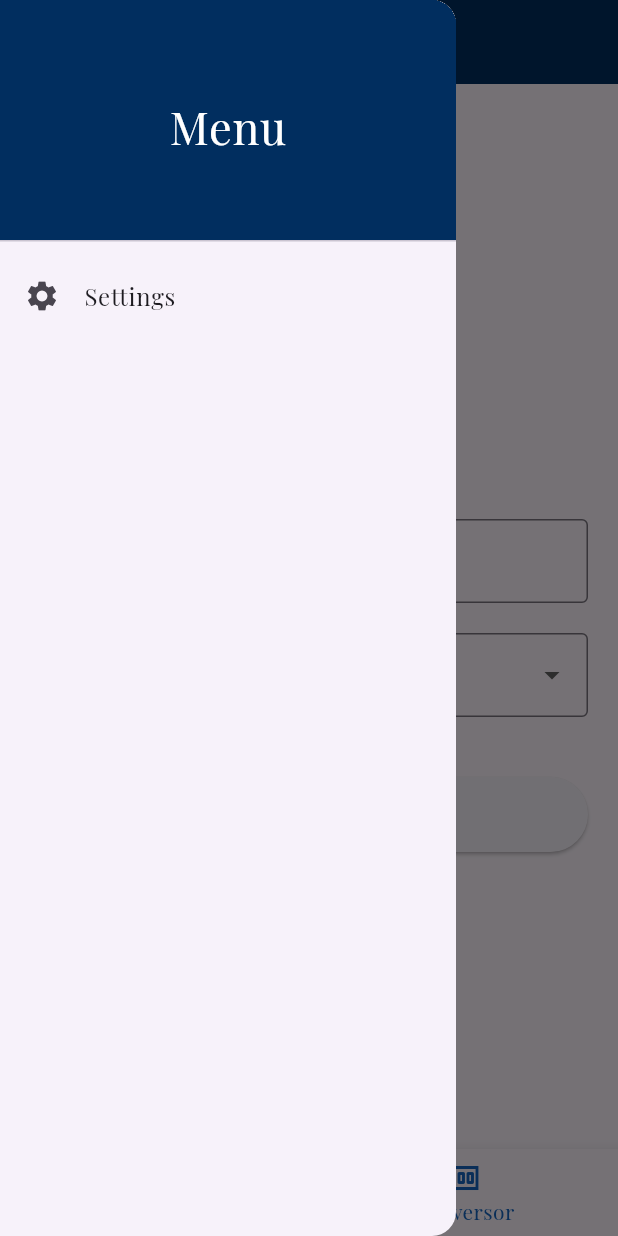
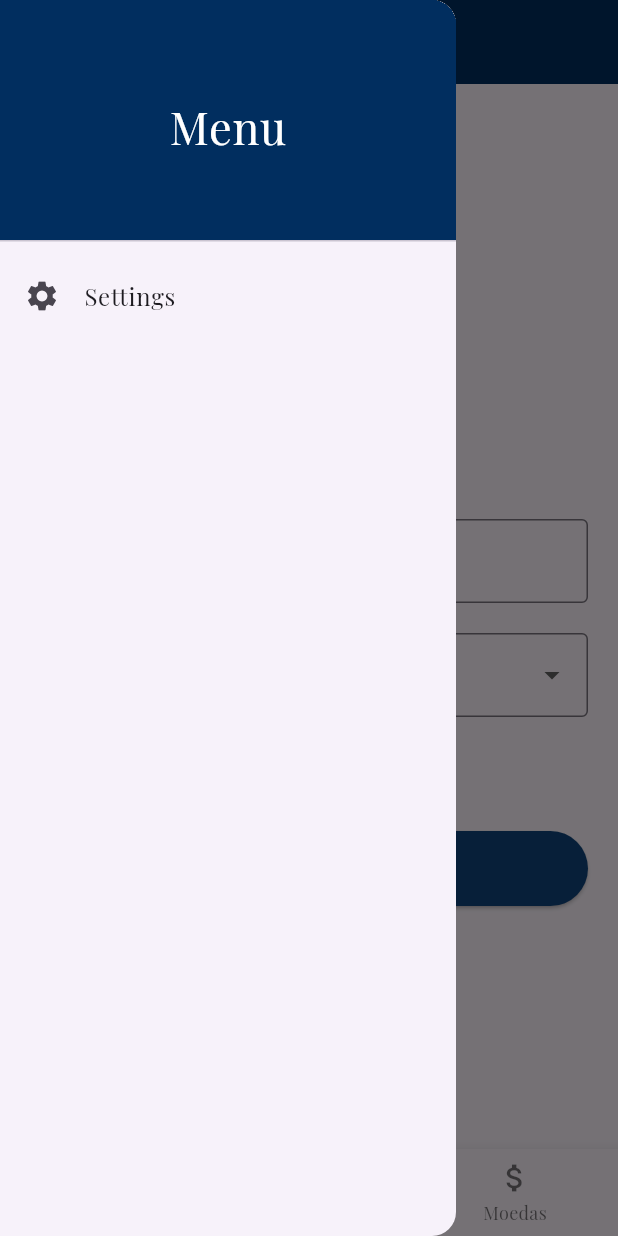
Before and after one commit to jonascsaraiva/Apk_Bank, a Flutter app: the HomePage screen opened by its route, item 2 of the bottom bar chosen, in the side drawer, after a tap on "Converter", on a phone screen of 412 x 824 dp. Run offline on Flutter 3.47's test engine with Material 3 defaults, Android fonts, the phone set to English and light mode, and no system bars; project files that could hold a hidden picture were left out.

Commit message:
'V_0.01'

```diff
--- a/lib/app_widget.dart
+++ b/lib/app_widget.dart
@@ -1,4 +1,5 @@
 import 'package:flutter/material.dart';
+import 'package:teste_1/list_pages.dart/moedas_page.dart';
 import 'package:teste_1/settings.dart';
 import 'package:teste_1/home_page.dart';
 import 'package:teste_1/login_page.dart';
@@ -20,6 +21,8 @@ class AppWidget extends StatelessWidget {
       valueListenable: themeNotifier,
       builder: (context, currentMode, child) {
         return MaterialApp(
+          title: 'AppBank',
+          debugShowCheckedModeBanner: false,
           theme: ThemeData(
             brightness: Brightness.light,
             iconTheme: IconThemeData(color: Colors.white),
@@ -38,6 +41,7 @@ class AppWidget extends StatelessWidget {
             '/settings': (context) => const Settings(),
             '/contador': (context) => const ContadorPage(),
             '/conversor': (context) => const ConversorPage(),
+            '/moedas_page': (context) => MoedasPage(),
           },
         );
       },
--- a/lib/home_page.dart
+++ b/lib/home_page.dart
@@ -1,6 +1,7 @@
 import 'package:flutter/material.dart';
 import 'package:teste_1/list_pages.dart/conversor_page.dart';
 import 'package:teste_1/list_pages.dart/counter_page.dart';
+import 'package:teste_1/list_pages.dart/moedas_page.dart';
 import 'package:teste_1/settings.dart';
 
 class HomePage extends StatefulWidget {
@@ -11,13 +12,40 @@ class HomePage extends StatefulWidget {
 }
 
 class _HomePageState extends State<HomePage> {
-  int _selectedIndex = 0;
+  int _selectedIndex = 0; //Indice onde é escolhida a pagina
   int counter = 0;
+  late PageController _pageController;
 
-  // Troca as telas que serão exibidas
-  final List<Widget> _pages = const [ContadorPage(), ConversorPage()];
+  // Telas que serão exibidas pelo Navegador do fundo
+  List<Widget> get _pages => [ContadorPage(), ConversorPage(), MoedasPage()];
+
+  // Títulos correspondentes que serão exibidas no titulo
+  final List<String> _titles = ['Contador', 'Conversor', 'Moedas'];
+
+  @override
+  void initState() {
+    super.initState();
+    _pageController = PageController(initialPage: _selectedIndex);
+  }
+
+  @override
+  void dispose() {
+    _pageController.dispose();
+    super.dispose();
+  }
 
   void _onItemTapped(int index) {
+    setState(() {
+      _selectedIndex = index;
+    });
+    _pageController.animateToPage(
+      index,
+      duration: const Duration(milliseconds: 500),
+      curve: Curves.easeInCirc, //Troca o tipo de slider
+    );
+  }
+
+  void _onPageChanged(int index) {
     setState(() {
       _selectedIndex = index;
     });
@@ -27,8 +55,8 @@ class _HomePageState extends State<HomePage> {
   Widget build(BuildContext context) {
     return Scaffold(
       appBar: AppBar(
-        title: const Text(
-          'Home Page',
+        title: Text(
+          _titles[_selectedIndex],
           style: TextStyle(
             fontSize: 25,
             fontWeight: FontWeight.bold,
@@ -68,16 +96,30 @@ class _HomePageState extends State<HomePage> {
         ),
       ),
 
-      body: _pages[_selectedIndex],
+      body: PageView(
+        controller: _pageController,
+        children: _pages,
+        onPageChanged: _onPageChanged,
+      ),
 
       bottomNavigationBar: BottomNavigationBar(
         items: const [
-          BottomNavigationBarItem(icon: Icon(Icons.home), label: 'Contador'),
-          BottomNavigationBarItem(icon: Icon(Icons.money), label: 'Conversor'),
+          BottomNavigationBarItem(
+            icon: Icon(Icons.plus_one),
+            label: 'Contador',
+          ),
+          BottomNavigationBarItem(
+            icon: Icon(Icons.monetization_on),
+            label: 'Conversor',
+          ),
+          BottomNavigationBarItem(
+            icon: Icon(Icons.attach_money_outlined),
+            label: 'Moedas',
+          ),
         ],
         currentIndex: _selectedIndex,
         selectedItemColor: Colors.blue[800],
-        onTap: _onItemTapped,
+        onTap: _onItemTapped, // Onde faz a animação da pagina lá no controller
       ),
     );
   }
--- a/lib/list_pages.dart/conversor_page.dart
+++ b/lib/list_pages.dart/conversor_page.dart
@@ -48,10 +48,9 @@ class _ConversorPageState extends State<ConversorPage> {
   @override
   Widget build(BuildContext context) {
     return Scaffold(
-      body: Padding(
+      body: ListView(
         padding: const EdgeInsets.only(top: 80.0, left: 20, right: 20),
-        child: Column(
-          crossAxisAlignment: CrossAxisAlignment.center,
+
         children: [
           Image.asset(
             'assets/logo - Copia.png',
@@ -108,9 +107,7 @@ class _ConversorPageState extends State<ConversorPage> {
               border: OutlineInputBorder(),
             ),
             items: _currencyNames
-                  .map(
-                    (name) => DropdownMenuItem(value: name, child: Text(name)),
-                  )
+                .map((name) => DropdownMenuItem(value: name, child: Text(name)))
                 .toList(),
             onChanged: (value) {
               setState(() {
@@ -118,18 +115,7 @@ class _ConversorPageState extends State<ConversorPage> {
               });
             },
           ),
-            const SizedBox(height: 40),
-
-            // Botão
-            SizedBox(
-              width: double.infinity,
-              height: 50,
-              child: ElevatedButton(
-                onPressed: _convert,
-                child: const Text("Converter", style: TextStyle(fontSize: 20)),
-              ),
-            ),
-            const SizedBox(height: 30),
+          const SizedBox(height: 20),
 
           // Resultado
           Text(
@@ -137,8 +123,27 @@ class _ConversorPageState extends State<ConversorPage> {
             style: const TextStyle(fontSize: 25, fontWeight: FontWeight.bold),
             textAlign: TextAlign.center,
           ),
+          const SizedBox(height: 20),
+          // Botão
+          SizedBox(
+            width: double.infinity,
+            height: 50,
+
+            child: ElevatedButton(
+              style: ElevatedButton.styleFrom(
+                backgroundColor: const Color.fromARGB(255, 15, 68, 124),
+              ),
+              onPressed: _convert,
+              child: const Text(
+                "Converter",
+                style: TextStyle(
+                  color: Color.fromARGB(255, 255, 255, 255),
+                  fontSize: 20,
+                ),
+              ),
+            ),
+          ),
         ],
-        ),
       ),
     );
   }
--- a/lib/list_pages.dart/counter_page.dart
+++ b/lib/list_pages.dart/counter_page.dart
@@ -46,13 +46,13 @@ class _ContadorPageState extends State<ContadorPage> {
                   });
                 },
                 child: Text(
-                  'Plus',
+                  'Adicionar',
                   style: TextStyle(fontSize: 30, color: Colors.white),
                 ),
               ),
             ),
           ),
-          SizedBox(height: 50), //Espaçamento vertical(margin)
+          SizedBox(height: 20), //Espaçamento vertical(margin)
           Row(
             mainAxisAlignment: MainAxisAlignment.center,
 
@@ -68,10 +68,7 @@ class _ContadorPageState extends State<ContadorPage> {
               ),
               SizedBox(width: 20),
               Container(
-                decoration: BoxDecoration(
-                  borderRadius: BorderRadius.circular(50),
-                  color: Colors.green,
-                ),
+                decoration: BoxDecoration(color: Colors.green),
                 width: 50,
                 height: 50,
               ),
--- /dev/null
+++ b/lib/list_pages.dart/moedas_page.dart
@@ -0,0 +1,107 @@
+import 'package:flutter/material.dart';
+import 'package:teste_1/list_pages.dart/moedasDetalhes_page.dart';
+import 'package:teste_1/models/moeda.dart';
+import 'package:teste_1/repositories/moedarepository.dart';
+
+import 'package:intl/intl.dart';
+
+class MoedasPage extends StatefulWidget {
+  MoedasPage({Key? key}) : super(key: key);
+
+  @override
+  _MoedasPageState createState() => _MoedasPageState();
+}
+
+class _MoedasPageState extends State<MoedasPage> {
+  final tabela = MoedaRepository().tabela;
+  NumberFormat real = NumberFormat.currency(locale: 'pt_BR', name: 'R\$');
+  List<Moeda> selecionadas = [];
+
+  appBarDinamica() {
+    if (selecionadas.isEmpty) {
+      return const PreferredSize(
+        preferredSize: Size.fromHeight(0),
+        child: SizedBox.shrink(),
+      );
+    } else {
+      return AppBar(
+        leading: IconButton(
+          icon: Icon(Icons.arrow_back),
+          onPressed: () {
+            setState(() {
+              selecionadas = [];
+            });
+          },
+        ),
+        title: Text('${selecionadas.length} selecionadas'),
+        backgroundColor: Colors.blueGrey[50],
+        elevation: 1,
+        iconTheme: IconThemeData(color: Colors.black87),
+        titleTextStyle: TextStyle(
+          color: Colors.black87,
+          fontSize: 20,
+          fontWeight: FontWeight.bold,
+        ),
+      );
+    }
+  }
+
+  mostrarDetalhes(Moeda moeda) {
+    Navigator.push(
+      context,
+      MaterialPageRoute(builder: (_) => MoedasDetalhesPage(moeda: moeda)),
+    );
+  }
+
+  @override
+  Widget build(BuildContext context) {
+    return Scaffold(
+      appBar: appBarDinamica(),
+      body: ListView.separated(
+        itemBuilder: (BuildContext context, int moeda) {
+          return ListTile(
+            shape: RoundedRectangleBorder(
+              borderRadius: BorderRadius.all(Radius.circular(12)),
+            ),
+            leading: (selecionadas.contains(tabela[moeda]))
+                ? CircleAvatar(child: Icon(Icons.check))
+                : SizedBox(child: Image.asset(tabela[moeda].icone), width: 40),
+            title: Text(
+              tabela[moeda].nome,
+              style: TextStyle(fontSize: 17, fontWeight: FontWeight.w500),
+            ),
+            trailing: Text(
+              real.format(tabela[moeda].preco),
+              style: TextStyle(fontSize: 15),
+            ),
+            selected: selecionadas.contains(tabela[moeda]),
+            selectedTileColor: Colors.indigo[50],
+            onLongPress: () {
+              setState(() {
+                (selecionadas.contains(tabela[moeda]))
+                    ? selecionadas.remove(tabela[moeda])
+                    : selecionadas.add(tabela[moeda]);
+              });
+            },
+            onTap: () => mostrarDetalhes(tabela[moeda]),
+          );
+        },
+        padding: EdgeInsets.all(16),
+        separatorBuilder: (_, ___) => Divider(),
+        itemCount: tabela.length,
+      ),
+
+      floatingActionButtonLocation: FloatingActionButtonLocation.centerFloat,
+      floatingActionButton: selecionadas.isNotEmpty
+          ? FloatingActionButton.extended(
+              onPressed: () {},
+              icon: Icon(Icons.star),
+              label: Text(
+                'FAVORITAR',
+                style: TextStyle(letterSpacing: 0, fontWeight: FontWeight.bold),
+              ),
+            )
+          : null,
+    );
+  }
+}
--- /dev/null
+++ b/lib/models/moeda.dart
@@ -0,0 +1,29 @@
+class Moeda {
+  String baseId;
+  String icone;
+  String nome;
+  String sigla;
+  double preco;
+  DateTime timestamp;
+  double mudancaHora;
+  double mudancaDia;
+  double mudancaSemana;
+  double mudancaMes;
+  double mudancaAno;
+  double mudancaPeriodoTotal;
+
+  Moeda({
+    required this.baseId,
+    required this.icone,
+    required this.nome,
+    required this.sigla,
+    required this.preco,
+    required this.timestamp,
+    required this.mudancaHora,
+    required this.mudancaDia,
+    required this.mudancaSemana,
+    required this.mudancaMes,
+    required this.mudancaAno,
+    required this.mudancaPeriodoTotal,
+  });
+}
--- a/pubspec.yaml
+++ b/pubspec.yaml
@@ -34,11 +34,13 @@ dependencies:
   # The following adds the Cupertino Icons font to your application.
   # Use with the CupertinoIcons class for iOS style icons.
   cupertino_icons: ^1.0.8
+  xml: ^6.5.0
+  http: ^1.5.0
 
 dev_dependencies:
   flutter_test:
     sdk: flutter
-
+  intl:
   # The "flutter_lints" package below contains a set of recommended lints to
   # encourage good coding practices. The lint set provided by the package is
   # activated in the `analysis_options.yaml` file located at the root of your
```
Also changed, not shown: lib/list_pages.dart/favoritas_page.dart (added, +15 -0 lines), lib/list_pages.dart/moedasDetalhes_page.dart (added, +140 -0 lines), lib/repositories/moedarepository.dart (added, +98 -0 lines), assets/bitcoin.png (added), assets/cardano.png (added), assets/ethereum.png (added), assets/litecoin.png (added), assets/usdcoin.png (added), assets/xrp.png (added), lib/controller/app_controller.dart (renamed from lib/app_controller.dart). Lines whose indentation alone changed are shown as unchanged.
